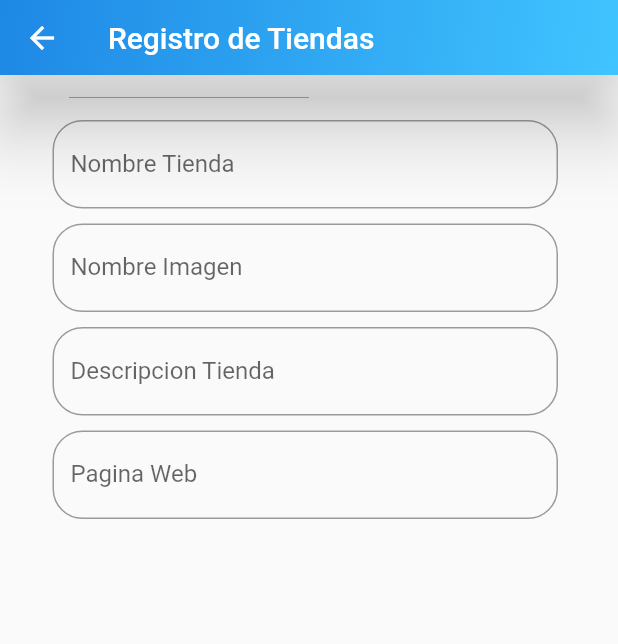
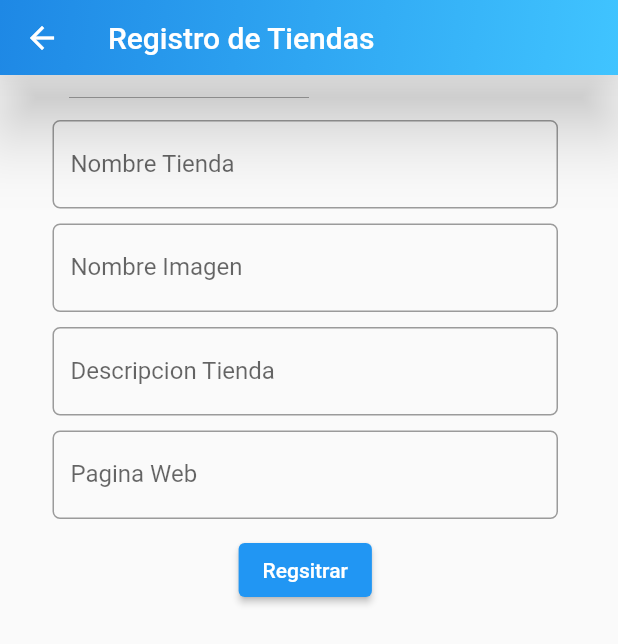
Before and after one commit to CamiloTenjo/App-Movil1, a Flutter app: the shopRegister screen opened directly, on a phone screen of 412 x 824 dp. Shown: the top 644 px of the screen. Run offline on Flutter 3.47's test engine with Material 2 defaults, Android fonts, the light colour scheme and no system bars; our stand-ins replace cloud_firestore, firebase_core; accounts and stored records are empty.

Commit message:
Conexion firebase mejora en el registro

```diff
--- a/lib/Registro.dart
+++ b/lib/Registro.dart
@@ -1,7 +1,8 @@
 
 
+import 'package:cloud_firestore/cloud_firestore.dart';
 import 'package:flutter/material.dart';
-
+import 'package:firebase_core/firebase_core.dart';
 class shopRegister extends StatefulWidget {
   @override
   ShopRegisterApp createState() => ShopRegisterApp();
@@ -9,6 +10,30 @@ class shopRegister extends StatefulWidget {
 
 class ShopRegisterApp extends State<shopRegister> {
   @override
+  TextEditingController nombreTienda= TextEditingController();
+  TextEditingController rutaImagen= TextEditingController();
+  TextEditingController des_Tienda= TextEditingController();
+  TextEditingController webSite= TextEditingController();
+  final firebase=FirebaseFirestore.instance;
+
+  registrar() async{
+    try{
+      await firebase
+          .collection('Tiendas')
+          .doc()
+          .set({
+        "nombreTienda":nombreTienda.text,
+        "ruta":rutaImagen.text,
+        "descrip":des_Tienda.text,
+        "webSite":webSite.text
+          });
+    }
+    catch(e){
+      print(e);
+    }
+
+  }
+
   Widget build(BuildContext context) {
     return Scaffold(
       appBar: AppBar(
@@ -31,43 +56,66 @@ class ShopRegisterApp extends State<shopRegister> {
           children: [
             Padding(
               padding: EdgeInsets.only(left: 15, right: 20, top: 10, bottom: 0),
+              // nombre Tienda
               child: TextField(
+                controller: nombreTienda,
                 decoration: InputDecoration(
                     labelText: 'Nombre Tienda',
                     hintText: 'Digite Nombre de la Tienda',
                     border: OutlineInputBorder(
-                        borderRadius: BorderRadius.circular(20))),
+                        borderRadius: BorderRadius.circular(5))),
               ),
             ),
             Padding(
               padding: EdgeInsets.only(left: 15, right: 20, top: 10, bottom: 0),
+              //Ruta Imagen
               child: TextField(
+                controller: rutaImagen,
                 decoration: InputDecoration(
                     labelText: 'Nombre Imagen',
                     hintText: 'Digite la Ruta de la Imagen',
                     border: OutlineInputBorder(
-                        borderRadius: BorderRadius.circular(20))),
+                        borderRadius: BorderRadius.circular(5))),
               ),
             ),
             Padding(
               padding: EdgeInsets.only(left: 15, right: 20, top: 10, bottom: 0),
+              // Descrpcion
               child: TextField(
+                controller: des_Tienda,
                 decoration: InputDecoration(
                     labelText: 'Descripcion Tienda',
                     hintText: 'Digite la Descripcion de la Tienda',
                     border: OutlineInputBorder(
-                        borderRadius: BorderRadius.circular(20))),
+                        borderRadius: BorderRadius.circular(5))),
               ),
             ),
             Padding(
               padding: EdgeInsets.only(left: 15, right: 20, top: 10, bottom: 0),
+              //Pagina Web
               child: TextField(
+                controller:webSite,
                 decoration: InputDecoration(
                     labelText: 'Pagina Web',
                     hintText: 'Digite Pagina Web de la Tienda',
                     border: OutlineInputBorder(
-                        borderRadius: BorderRadius.circular(20))
+                        borderRadius: BorderRadius.circular(5))
                 ),
+              ),
+            ),
+            Padding(
+              padding: EdgeInsets.only(left: 15, right: 20, top: 10, bottom: 0),
+              child: ElevatedButton(
+                onPressed: () {
+                  registrar();
+                  nombreTienda.clear();
+                  rutaImagen.clear();
+                  des_Tienda.clear();
+                  webSite.clear();
+                },
+                  child: Text('Regsitrar'),
+
+
               ),
             ),
           ],
```
